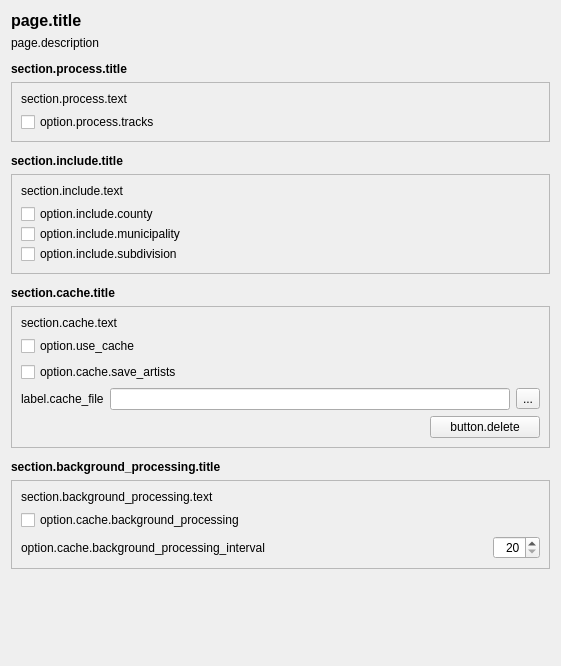
rdswift/picard-plugin-additional-artists-details, file options_additional_artists_details.ui: the form before one commit.
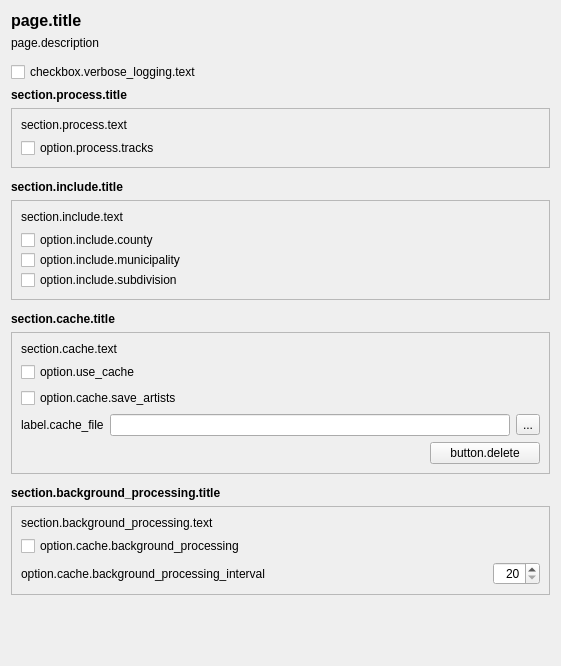
The form after the commit.

Commit message: Add option to enable extremely verbose logging

Patch:
```diff
--- a/options_additional_artists_details.ui
+++ b/options_additional_artists_details.ui
@@ -68,6 +68,16 @@
      </property>
     </spacer>
    </item>
+   <item>
+    <widget class="QCheckBox" name="cb_verbose_log">
+     <property name="toolTip">
+      <string>checkbox.verbose_logging.tooltip</string>
+     </property>
+     <property name="text">
+      <string>checkbox.verbose_logging.text</string>
+     </property>
+    </widget>
+   </item>
    <item>
     <widget class="QLabel" name="process_section_title">
      <property name="font">
```
Left out of the diff: 1 changed line with no effect on the pictures. The commit also changes 5 other files.
